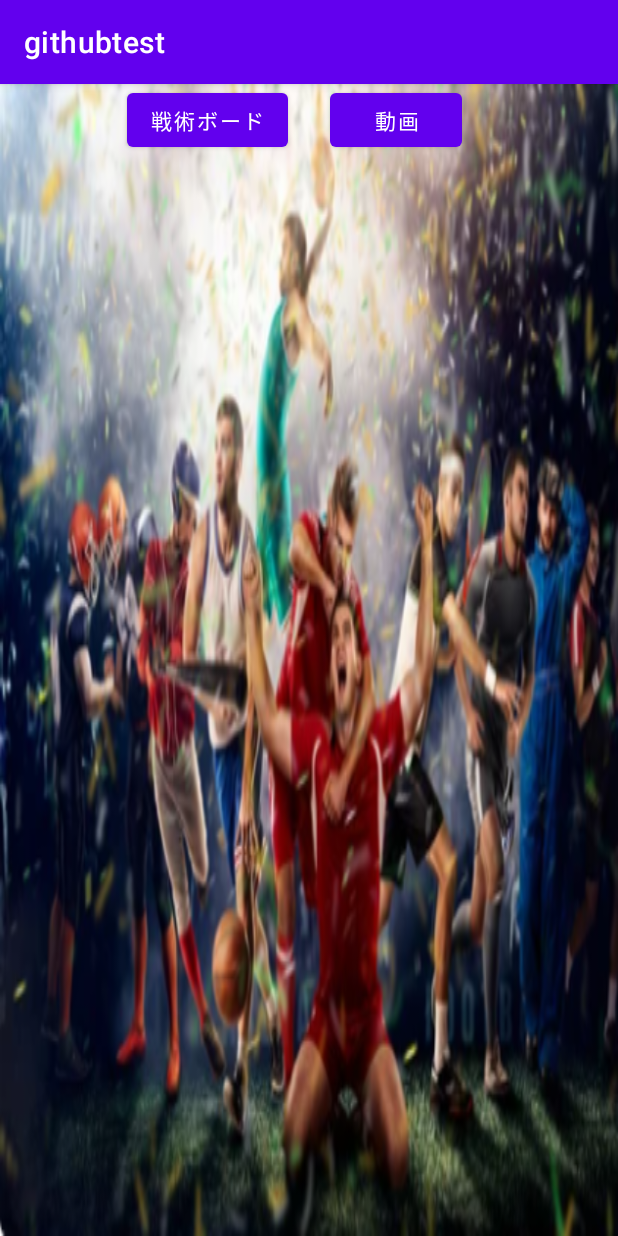
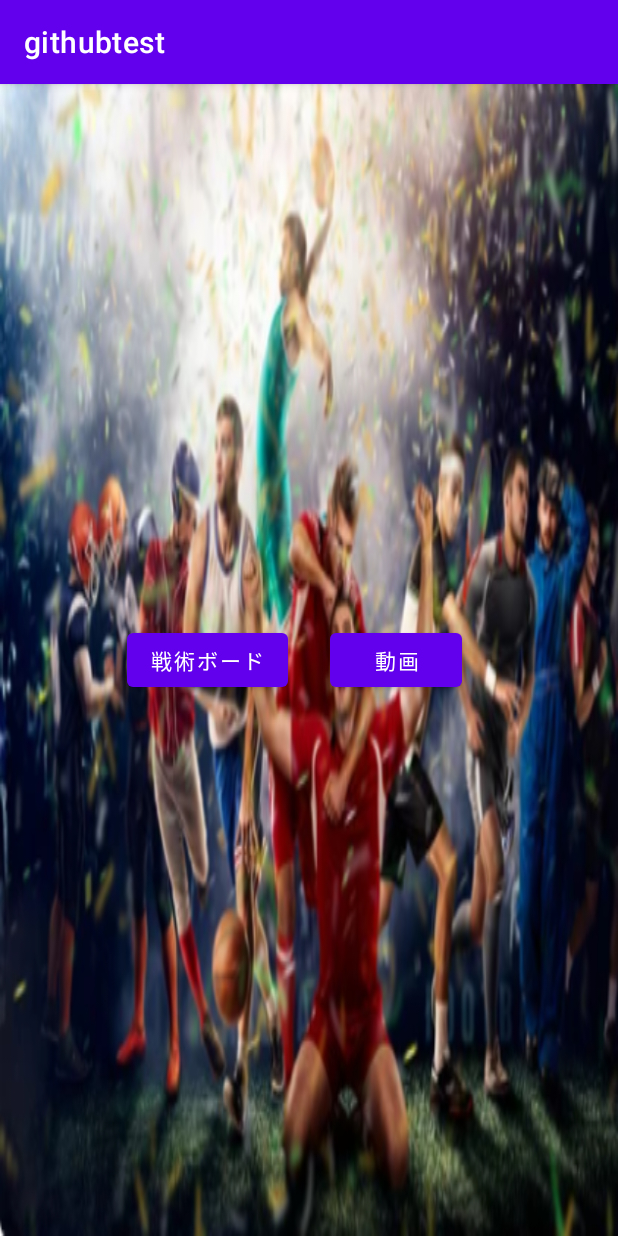
Before and after one commit to yamanishi203104/bambooShoot, an Android app: the ChooseLayout screen opened directly, with no data from a screen before it, on a phone screen of 412 x 824 dp. Run offline under Robolectric (Android 15) with nearby library versions, the phone set to English and light mode, and no system bars.

Commit message:
write choose layout.

```diff
--- a/app/src/main/res/layout/activity_choose_layout.xml
+++ b/app/src/main/res/layout/activity_choose_layout.xml
@@ -25,8 +25,9 @@
         android:layout_height="wrap_content"
         android:layout_marginStart="220dp"
         android:text="動画"
+        app:layout_constraintBottom_toBottomOf="parent"
         app:layout_constraintStart_toStartOf="parent"
-        tools:layout_editor_absoluteY="276dp" />
+        app:layout_constraintTop_toTopOf="parent" />
 
     <Button
         android:id="@+id/button2"
@@ -46,6 +47,7 @@
         android:layout_height="wrap_content"
         android:layout_marginEnd="220dp"
         android:text="戦術ボード"
+        app:layout_constraintBottom_toBottomOf="parent"
         app:layout_constraintEnd_toEndOf="parent"
-        tools:layout_editor_absoluteY="276dp" />
+        app:layout_constraintTop_toTopOf="parent" />
 </androidx.constraintlayout.widget.ConstraintLayout>
```
